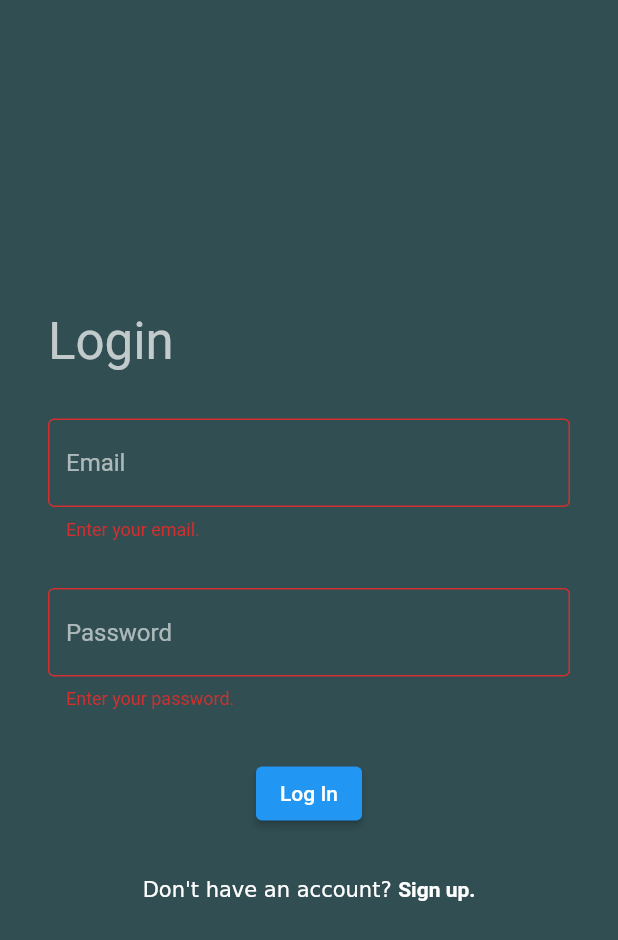
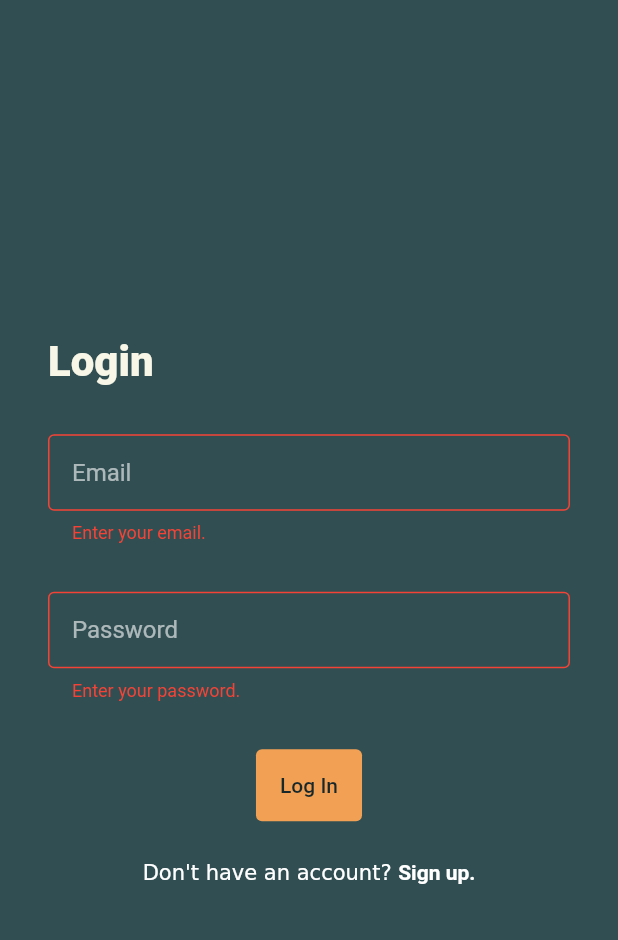
Before and after one commit to ahmetemirhanbakkal/hoot, a Flutter app: the screen it shows after launch, after a tap on "Log In", on a phone screen of 412 x 824 dp. Shown: the top 940 px of the screen. Run offline on Flutter 3.47's test engine with Material 2 defaults, Android fonts, the phone set to English and light mode, and no system bars; our stand-ins replace firebase_auth, firebase_core, flutter_spinkit; accounts and stored records are empty.

Commit message:
Design theme and login page

```diff
--- a/lib/assets/colors.dart
+++ b/lib/assets/colors.dart
@@ -1,5 +1,9 @@
 import 'package:flutter/material.dart';
 
 final Color primaryColor = Color(0xff314e52);
+final Color primaryColorDark = Color(0xff18272A);
 final Color secondaryColor = Color(0xfff2a154);
+final Color errorColor = Colors.red[500];
 final Color foregroundColor = Color(0xfff7f6e7);
+final Color splashColor = secondaryColor.withOpacity(0.1);
+final Color lightSplashColor = foregroundColor.withOpacity(0.2);
--- /dev/null
+++ b/lib/assets/constants.dart
@@ -0,0 +1,6 @@
+final double smallRadius = 4;
+final double largeRadius = 8;
+final double smallPadding = 12;
+final double largePadding = 16;
+final double hugePadding = 32;
+final int animDuration = 500;
--- /dev/null
+++ b/lib/assets/styles.dart
@@ -0,0 +1,22 @@
+import 'package:flutter/material.dart';
+import 'package:hoot/assets/colors.dart';
+import 'package:hoot/assets/constants.dart';
+
+final ButtonStyle defaultButtonStyle = ButtonStyle(
+  padding: MaterialStateProperty.all(EdgeInsets.all(largePadding)),
+  backgroundColor: MaterialStateProperty.all(secondaryColor),
+  overlayColor: MaterialStateProperty.all(lightSplashColor),
+  foregroundColor: MaterialStateProperty.all(primaryColorDark),
+  tapTargetSize: MaterialTapTargetSize.shrinkWrap,
+);
+
+final ButtonStyle textButtonStyle = ButtonStyle(
+  overlayColor: MaterialStateProperty.all(splashColor),
+  foregroundColor: MaterialStateProperty.all(secondaryColor),
+  tapTargetSize: MaterialTapTargetSize.shrinkWrap,
+  shape: MaterialStateProperty.all(
+    RoundedRectangleBorder(
+      borderRadius: BorderRadius.circular(smallRadius),
+    ),
+  ),
+);
--- a/lib/main.dart
+++ b/lib/main.dart
@@ -1,6 +1,7 @@
 import 'package:firebase_core/firebase_core.dart';
 import 'package:flutter/material.dart';
 import 'package:hoot/assets/colors.dart';
+import 'package:hoot/assets/styles.dart';
 import 'package:hoot/pages/loading.dart';
 import 'package:hoot/pages/login.dart';
 
@@ -14,6 +15,7 @@ class MyApp extends StatelessWidget {
   @override
   Widget build(BuildContext context) {
     return MaterialApp(
+      debugShowCheckedModeBanner: false,
       title: 'Hoot',
       routes: {
         '/': (context) => LoadingPage(),
@@ -22,10 +24,24 @@ class MyApp extends StatelessWidget {
       theme: ThemeData(
         brightness: Brightness.dark,
         primaryColor: primaryColor,
+        accentColor: secondaryColor,
+        splashColor: splashColor,
         scaffoldBackgroundColor: primaryColor,
+        errorColor: errorColor,
+        textSelectionTheme: TextSelectionThemeData(
+          cursorColor: secondaryColor,
+        ),
         textTheme: TextTheme(
           bodyText2: TextStyle(color: foregroundColor),
+          headline6: TextStyle(fontSize: 18, fontWeight: FontWeight.w900),
+          headline5: TextStyle(fontSize: 22, fontWeight: FontWeight.w900),
+          headline4: TextStyle(
+            fontSize: 28,
+            fontWeight: FontWeight.w900,
+            color: foregroundColor,
+          ),
         ),
+        textButtonTheme: TextButtonThemeData(style: textButtonStyle),
       ),
     );
   }
--- /dev/null
+++ b/lib/models/hoot_user.dart
@@ -0,0 +1,8 @@
+import 'package:flutter/material.dart';
+
+class HootUser {
+  final String uid;
+  final String username;
+
+  HootUser({@required this.uid, this.username});
+}
--- a/lib/pages/login.dart
+++ b/lib/pages/login.dart
@@ -1,5 +1,10 @@
 import 'package:flutter/material.dart';
 import 'package:hoot/assets/colors.dart';
+import 'package:hoot/assets/constants.dart';
+import 'package:hoot/assets/styles.dart';
+import 'package:hoot/models/hoot_user.dart';
+import 'package:hoot/services/auth.dart';
+import 'package:hoot/views/loading_dialog.dart';
 
 class LoginPage extends StatefulWidget {
   @override
@@ -7,8 +12,9 @@ class LoginPage extends StatefulWidget {
 }
 
 class _LoginPageState extends State<LoginPage> {
-  // final AuthService _auth = AuthService();
+  final AuthService _auth = AuthService.getInstance();
   final _formKey = GlobalKey<FormState>();
+  bool _checked = false;
 
   String _email = '';
   String _password = '';
@@ -47,11 +53,13 @@ class _LoginPageState extends State<LoginPage> {
           TextFormField(
             validator: (val) => val.isEmpty ? 'Enter your email.' : null,
             decoration: InputDecoration(
+              hintText: 'Email',
               border: OutlineInputBorder(),
-              hintText: 'Email',
+              contentPadding: EdgeInsets.all(largePadding),
             ),
             onChanged: (val) {
-              setState(() => _email = val);
+              _email = val;
+              if (_checked) _formKey.currentState.validate();
             },
             textInputAction: TextInputAction.next,
             onEditingComplete: () => focus.nextFocus(),
@@ -60,11 +68,13 @@ class _LoginPageState extends State<LoginPage> {
           TextFormField(
             validator: (val) => val.isEmpty ? 'Enter your password.' : null,
             decoration: InputDecoration(
+              hintText: 'Password',
               border: OutlineInputBorder(),
-              hintText: 'Password',
+              contentPadding: EdgeInsets.all(largePadding),
             ),
             onChanged: (val) {
-              setState(() => _password = val);
+              _password = val;
+              if (_checked) _formKey.currentState.validate();
             },
             textInputAction: TextInputAction.done,
             onEditingComplete: () => focus.unfocus(),
@@ -72,9 +82,10 @@ class _LoginPageState extends State<LoginPage> {
             obscureText: true,
           ),
           SizedBox(height: 32),
-          ElevatedButton(
+          TextButton(
             onPressed: () async => _onSignInPressed(),
             child: Text('Log In'),
+            style: defaultButtonStyle,
           ),
           SizedBox(height: 16),
           TextButton(
@@ -99,17 +110,24 @@ class _LoginPageState extends State<LoginPage> {
   }
 
   void _onSignInPressed() async {
+    _checked = true;
     FocusScope.of(context).unfocus();
     if (_formKey.currentState.validate()) {
-      print('no problem');
-      /*
-      showDialog(context: context, builder: (context) => LoadingDialog());
-      FrostUser user = await _auth.signIn(email, password);
+      showDialog(
+        context: context,
+        builder: (context) => LoadingDialog(),
+      );
+      HootUser user = await _auth.signIn(_email, _password);
       Navigator.pop(context);
       if (user == null) {
         final snackBar = SnackBar(
-          content: Text('Error'),
+          backgroundColor: errorColor,
+          content: Text(
+            'Error',
+            style: TextStyle(color: foregroundColor),
+          ),
           action: SnackBarAction(
+            textColor: foregroundColor,
             label: 'Dismiss',
             onPressed: () {
               ScaffoldMessenger.of(context).hideCurrentSnackBar();
@@ -118,8 +136,9 @@ class _LoginPageState extends State<LoginPage> {
         );
 
         ScaffoldMessenger.of(context).showSnackBar(snackBar);
+      } else {
+        print('Successful!');
       }
-      */
     }
   }
 }
--- /dev/null
+++ b/lib/services/auth.dart
@@ -0,0 +1,36 @@
+import 'package:firebase_auth/firebase_auth.dart';
+import 'package:hoot/models/hoot_user.dart';
+
+class AuthService {
+  static AuthService _instance;
+
+  static AuthService getInstance() {
+    if (_instance == null) _instance = AuthService();
+    return _instance;
+  }
+
+  final FirebaseAuth auth = FirebaseAuth.instance;
+
+  HootUser _toHootUser(User user) {
+    return user == null ? null : HootUser(uid: user.uid);
+  }
+
+  Future<HootUser> signIn(String email, String password) async {
+    try {
+      UserCredential credential = await auth.signInWithEmailAndPassword(
+        email: email,
+        password: password,
+      );
+      return _toHootUser(credential.user);
+    } on FirebaseAuthException catch (e) {
+      switch (e.code) {
+        case 'user-not-found':
+          print('No user found for that email.');
+          break;
+        case 'wrong-password':
+          print('Wrong password provided for that user.');
+          break;
+      }
+    }
+  }
+}
--- a/pubspec.yaml
+++ b/pubspec.yaml
@@ -24,8 +24,9 @@ dependencies:
   flutter:
     sdk: flutter
 
-  firebase_core: ^1.0.3
+  firebase_core: ^1.2.0
   flutter_spinkit: ^5.0.0
+  firebase_auth: ^1.2.0
 
 dev_dependencies:
   flutter_test:
```
Also changed, not shown: lib/views/loading_dialog.dart (added, +18 -0 lines), pubspec.lock.
